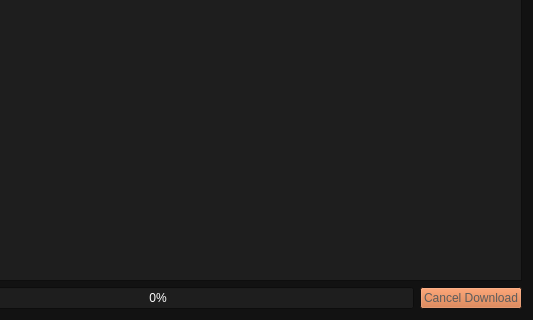
Qt form ui/steamcmddialog.ui (metootem/TF2-Dedicated-Server-Manager) before a commit; both pictures show x 167 to 700 and y 180 to 500 of the 700 by 500 pixel window.
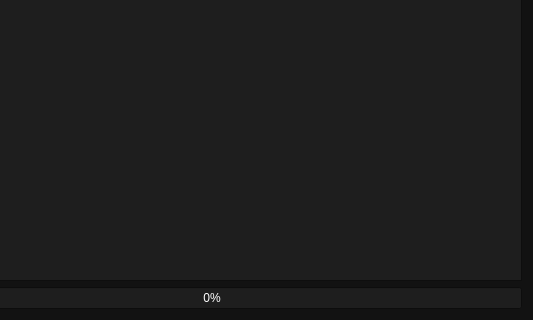
The same form after that commit. Icons and pictures are not drawn.

```diff
--- a/ui/steamcmddialog.ui
+++ b/ui/steamcmddialog.ui
@@ -1354,16 +1354,6 @@
        </property>
       </widget>
      </item>
-     <item>
-      <widget class="QPushButton" name="btnCancel">
-       <property name="enabled">
-        <bool>false</bool>
-       </property>
-       <property name="text">
-        <string>Cancel Download</string>
-       </property>
-      </widget>
-     </item>
     </layout>
    </item>
   </layout>
```
Left out of the diff: 4 changed lines with no effect on the pictures.
